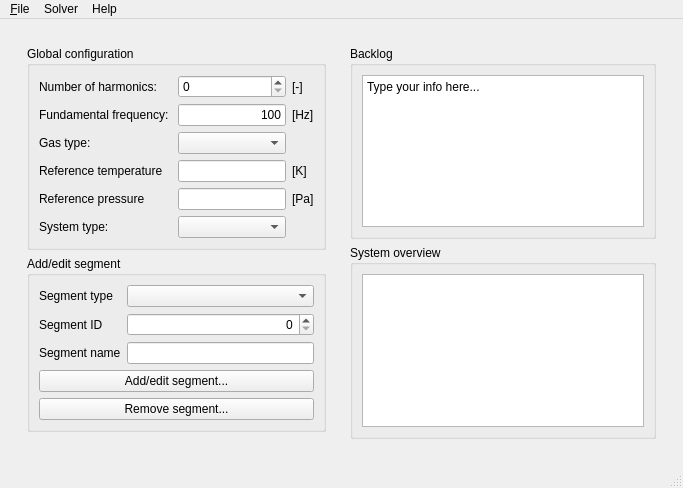
First picture: the form in src/gui/mainwindow.ui, repository asceenl/tasmet, before the edit.
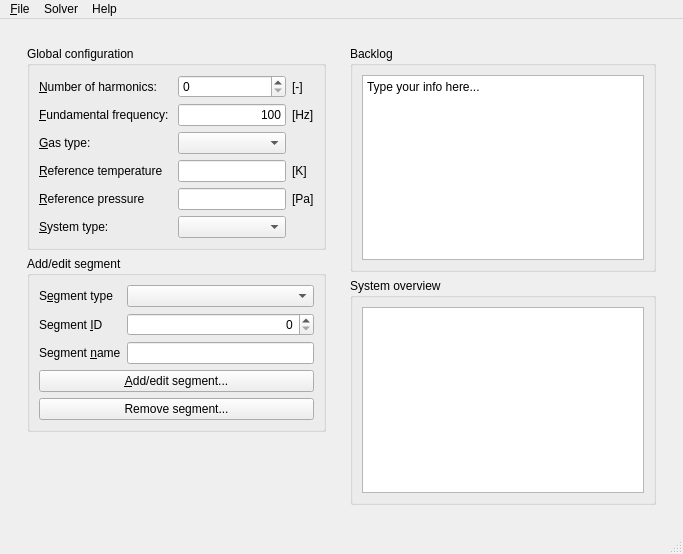
Second picture: the form after the edit. Icons and pictures are not drawn.

```diff
--- a/src/gui/mainwindow.ui
+++ b/src/gui/mainwindow.ui
@@ -7,7 +7,7 @@
     <x>0</x>
     <y>0</y>
     <width>683</width>
-    <height>488</height>
+    <height>554</height>
    </rect>
   </property>
   <property name="windowTitle">
@@ -63,21 +63,30 @@
                <item row="5" column="0">
                 <widget class="QLabel" name="label_7">
                  <property name="text">
-                  <string>System type:</string>
+                  <string>&amp;System type:</string>
+                 </property>
+                 <property name="buddy">
+                  <cstring>systemtype</cstring>
                  </property>
                 </widget>
                </item>
                <item row="2" column="0">
                 <widget class="QLabel" name="label_5">
                  <property name="text">
-                  <string>Gas type:</string>
+                  <string>&amp;Gas type:</string>
+                 </property>
+                 <property name="buddy">
+                  <cstring>gastype</cstring>
                  </property>
                 </widget>
                </item>
                <item row="3" column="0">
                 <widget class="QLabel" name="label_15">
                  <property name="text">
-                  <string>Reference temperature</string>
+                  <string>&amp;Reference temperature</string>
+                 </property>
+                 <property name="buddy">
+                  <cstring>T0</cstring>
                  </property>
                 </widget>
                </item>
@@ -114,14 +123,20 @@
                <item row="4" column="0">
                 <widget class="QLabel" name="label_17">
                  <property name="text">
-                  <string>Reference pressure</string>
+                  <string>&amp;Reference pressure</string>
+                 </property>
+                 <property name="buddy">
+                  <cstring>p0</cstring>
                  </property>
                 </widget>
                </item>
                <item row="0" column="0">
                 <widget class="QLabel" name="label">
                  <property name="text">
-                  <string>Number of harmonics: </string>
+                  <string>&amp;Number of harmonics: </string>
+                 </property>
+                 <property name="buddy">
+                  <cstring>nf</cstring>
                  </property>
                 </widget>
                </item>
@@ -135,7 +150,10 @@
                <item row="1" column="0">
                 <widget class="QLabel" name="label_4">
                  <property name="text">
-                  <string>Fundamental frequency: </string>
+                  <string>&amp;Fundamental frequency: </string>
+                 </property>
+                 <property name="buddy">
+                  <cstring>freq</cstring>
                  </property>
                 </widget>
                </item>
@@ -192,7 +210,10 @@
                <item row="0" column="0">
                 <widget class="QLabel" name="label_9">
                  <property name="text">
-                  <string>Segment type</string>
+                  <string>S&amp;egment type</string>
+                 </property>
+                 <property name="buddy">
+                  <cstring>segmenttype</cstring>
                  </property>
                 </widget>
                </item>
@@ -202,7 +223,10 @@
                <item row="1" column="0">
                 <widget class="QLabel" name="label_10">
                  <property name="text">
-                  <string>Segment ID</string>
+                  <string>Segment &amp;ID</string>
+                 </property>
+                 <property name="buddy">
+                  <cstring>segmentid</cstring>
                  </property>
                 </widget>
                </item>
@@ -216,7 +240,10 @@
                <item row="2" column="0">
                 <widget class="QLabel" name="label_8">
                  <property name="text">
-                  <string>Segment name</string>
+                  <string>Segment &amp;name</string>
+                 </property>
+                 <property name="buddy">
+                  <cstring>segmentname</cstring>
                  </property>
                 </widget>
                </item>
@@ -237,7 +264,7 @@
                <item row="3" column="0" colspan="2">
                 <widget class="QPushButton" name="addsegment">
                  <property name="text">
-                  <string>Add/edit segment...</string>
+                  <string>&amp;Add/edit segment...</string>
                  </property>
                 </widget>
                </item>
```
Left out of the diff: 18 changed lines with no effect on the pictures.
